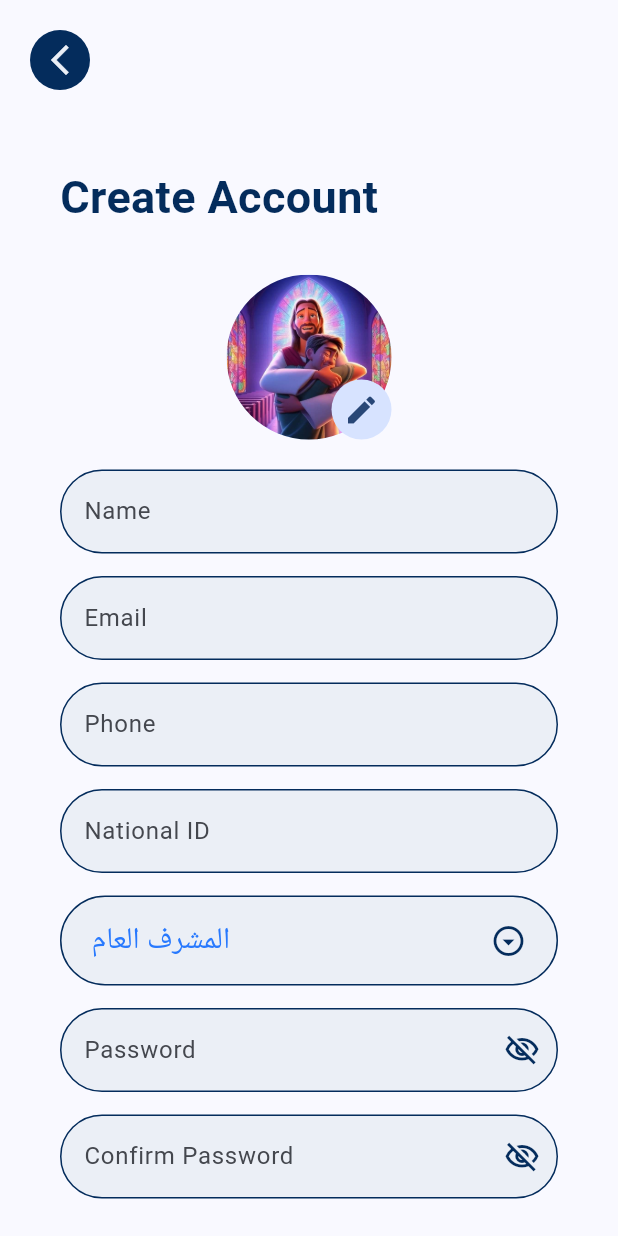
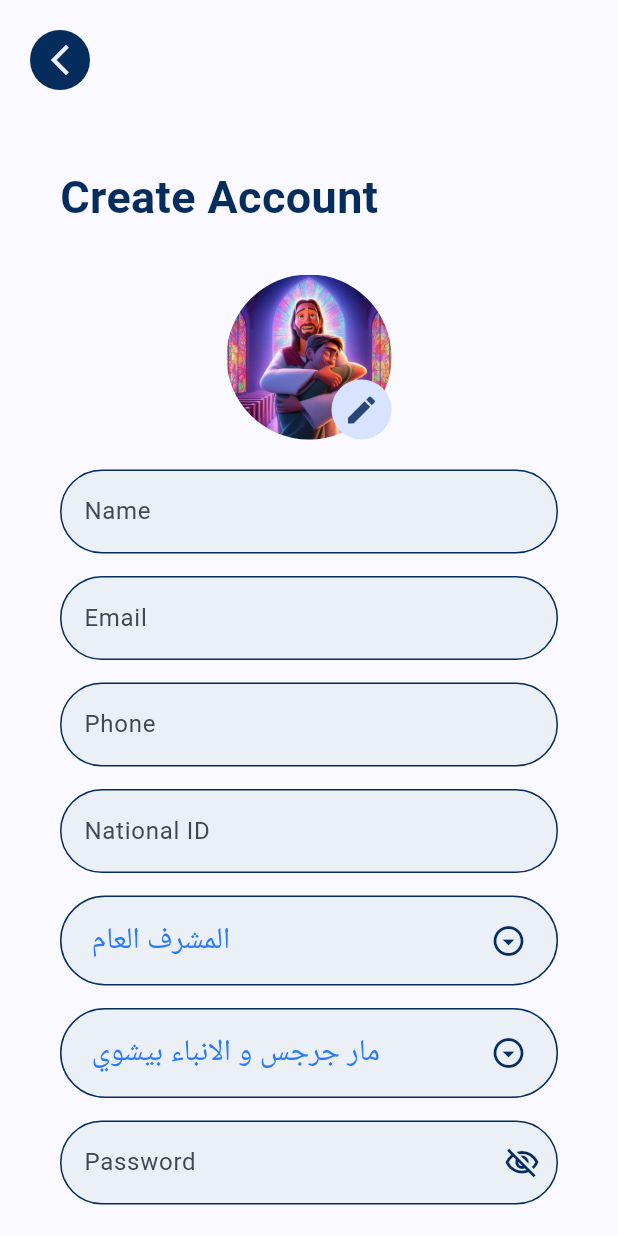
Before and after one commit to MinaYasser100/Faithful-Servant, a Flutter app: the RegisterView screen opened by its route, on a phone screen of 412 x 824 dp. Run offline on Flutter 3.47's test engine with Material 3 defaults, Android fonts, the phone set to English and light mode, and no system bars; our stand-ins replace firebase_auth, firebase_core, flutter_animate, flutter_bloc, flutter_easyloading, get; accounts and stored records are empty.

Commit message:
do map of church and user model for register

```diff
--- a/lib/core/helper/constant.dart
+++ b/lib/core/helper/constant.dart
@@ -5,3 +5,13 @@ const kSecondColor = Color(0xffebeff6);
 const kTextGreyColor = Color.fromARGB(255, 135, 137, 137);
 const kPrimaryLightColor = Color(0xff2879fe);
 const kDarkSecondColor = Color(0xff77869e);
+const saintGeorge = 'مار جرجس و الانباء بيشوي';
+const virginMary = 'العدراء و مار مينا العجايبي';
+const saintMark = 'مار مرقس و ابو سيفين';
+const saintMain = 'مار مينا و البابا كيرلس';
+Map<String, dynamic> selectChurch = {
+  saintGeorge: 'G&B123marg',
+  virginMary: 'M&M455marg',
+  saintMark: 'M&F677marg',
+  saintMain: 'M&K&K234mo',
+};
--- /dev/null
+++ b/lib/features/register/presentation/views/widgets/choose_your_church.dart
@@ -0,0 +1,62 @@
+import 'package:faithful_servant/core/helper/constant.dart';
+import 'package:flutter/material.dart';
+
+class ChooseYourChurch extends StatefulWidget {
+  const ChooseYourChurch({super.key});
+  @override
+  State<ChooseYourChurch> createState() => _ChooseYourChurchState();
+}
+
+class _ChooseYourChurchState extends State<ChooseYourChurch> {
+  final List<String> items = [saintGeorge, virginMary, saintMark, saintMain];
+  String selectedItem = saintGeorge;
+
+  @override
+  Widget build(BuildContext context) {
+    return Column(
+      mainAxisAlignment: MainAxisAlignment.center,
+      children: [
+        Container(
+          decoration: BoxDecoration(
+            border: Border.all(
+              color: kPrimaryColor,
+              width: 1,
+            ),
+            borderRadius: BorderRadius.circular(30),
+            color: kSecondColor,
+          ),
+          child: Padding(
+            padding: const EdgeInsets.symmetric(horizontal: 20, vertical: 5),
+            child: DropdownButton<String>(
+              underline: Container(),
+              isExpanded: true,
+              value: selectedItem,
+              icon: const Icon(
+                Icons.arrow_drop_down_circle_outlined,
+                color: kPrimaryColor,
+              ),
+              iconSize: 24,
+              elevation: 16,
+              style: const TextStyle(
+                color: kPrimaryLightColor,
+                fontSize: 20,
+              ),
+              borderRadius: BorderRadius.circular(30),
+              onChanged: (newValue) {
+                setState(() {
+                  selectedItem = newValue!;
+                });
+              },
+              items: items.map<DropdownMenuItem<String>>((String value) {
+                return DropdownMenuItem<String>(
+                  value: value,
+                  child: Text(value),
+                );
+              }).toList(),
+            ),
+          ),
+        ),
+      ],
+    );
+  }
+}
--- a/lib/features/register/presentation/views/widgets/register_view_body_constent.dart
+++ b/lib/features/register/presentation/views/widgets/register_view_body_constent.dart
@@ -12,6 +12,7 @@ import 'package:faithful_servant/core/widgets/custom_text_button.dart';
 import 'package:faithful_servant/core/widgets/custom_text_from_field.dart';
 import 'package:faithful_servant/core/widgets/navigation_back_button.dart';
 import 'package:faithful_servant/features/register/presentation/manager/cubit/register_cubit.dart';
+import 'package:faithful_servant/features/register/presentation/views/widgets/choose_your_church.dart';
 import 'package:flutter/material.dart';
 import 'package:flutter_bloc/flutter_bloc.dart';
 import 'choose_privilage.dart';
@@ -105,6 +106,8 @@ class ReisterViewBodyContent extends StatelessWidget {
                       const SizedBox(height: 15),
                       const ChoosePrivilage(),
                       const SizedBox(height: 15),
+                      const ChooseYourChurch(),
+                      const SizedBox(height: 15),
                       CustomTextFromField(
                         textEditingController: passwordController,
                         labelText: 'Password',
```
Also changed, not shown: lib/features/register/data/user_model.dart (added, +59 -0 lines).
